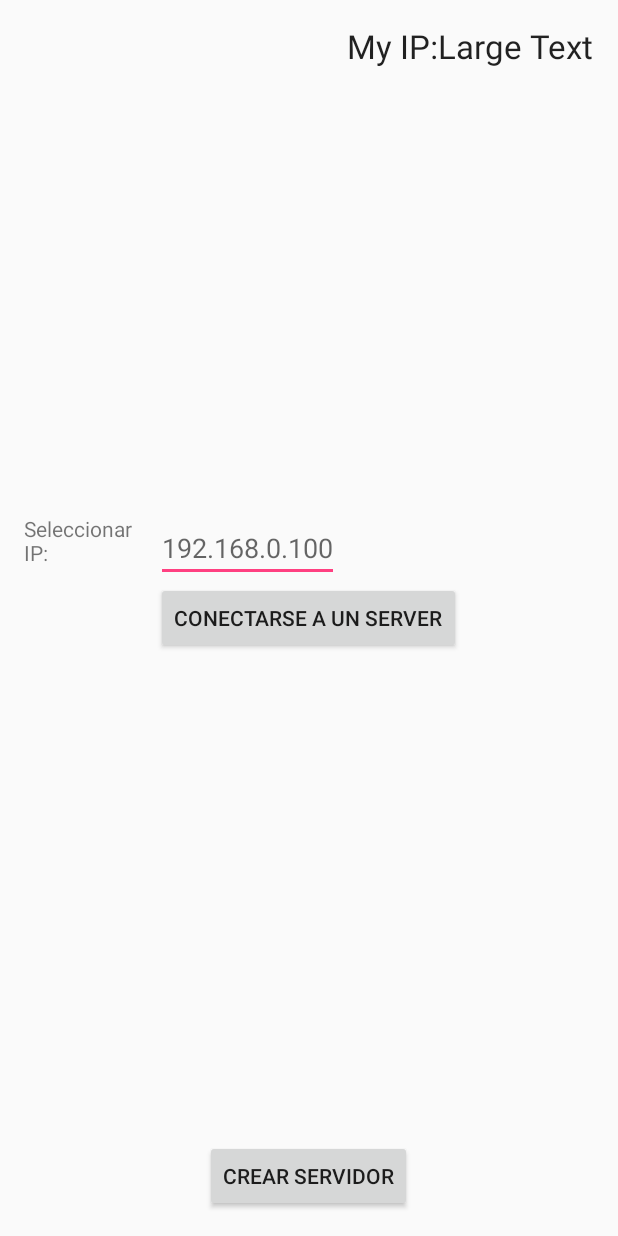
After one commit to vgiodragon/JuegoConcu, an Android app: the layout activity_principal.xml on its own in the app's theme, with its tools: preview values and no code run, on a phone screen of 412 x 824 dp. The commit adds this screen. Run offline under Robolectric (Android 15) with nearby library versions, the phone set to English and light mode, and no system bars.

Commit message:
First Server

```diff
--- a/app/src/main/java/com/example/giovanny/juegoconcu/MyGLRenderer.java
+++ b/app/src/main/java/com/example/giovanny/juegoconcu/Juego/MyGLRenderer.java
@@ -1,4 +1,4 @@
-package com.example.giovanny.juegoconcu;
+package com.example.giovanny.juegoconcu.Juego;
 
 import android.content.Context;
 import android.opengl.GLSurfaceView;
@@ -7,6 +7,7 @@ import android.opengl.GLU;
 import com.example.giovanny.juegoconcu.Elementos.Pantalla;
 import com.example.giovanny.juegoconcu.Figuras.Usuario;
 import com.example.giovanny.juegoconcu.Figuras.Versus;
+import com.example.giovanny.juegoconcu.R;
 
 import javax.microedition.khronos.egl.EGLConfig;
 import javax.microedition.khronos.opengles.GL10;
--- a/app/src/main/java/com/example/giovanny/juegoconcu/MyGLSurfaceView.java
+++ b/app/src/main/java/com/example/giovanny/juegoconcu/Juego/MyGLSurfaceView.java
@@ -1,8 +1,7 @@
-package com.example.giovanny.juegoconcu;
+package com.example.giovanny.juegoconcu.Juego;
 
 import android.content.Context;
 import android.opengl.GLSurfaceView;
-import android.util.Log;
 import android.view.MotionEvent;
 
 /**
--- a/app/src/main/res/layout/activity_main.xml
+++ b/app/src/main/res/layout/activity_juego.xml
@@ -7,7 +7,7 @@
     android:paddingLeft="@dimen/activity_horizontal_margin"
     android:paddingRight="@dimen/activity_horizontal_margin"
     android:paddingTop="@dimen/activity_vertical_margin"
-    tools:context="com.example.giovanny.juegoconcu.MainActivity">
+    tools:context=".Juego.JuegoActividad">
 
     <TextView
         android:layout_width="wrap_content"
--- /dev/null
+++ b/app/src/main/res/layout/activity_principal.xml
@@ -0,0 +1,62 @@
+<?xml version="1.0" encoding="utf-8"?>
+<RelativeLayout xmlns:android="http://schemas.android.com/apk/res/android"
+    xmlns:tools="http://schemas.android.com/tools"
+    android:layout_width="match_parent"
+    android:layout_height="match_parent"
+    android:paddingBottom="@dimen/activity_vertical_margin"
+    android:paddingLeft="@dimen/activity_horizontal_margin"
+    android:paddingRight="@dimen/activity_horizontal_margin"
+    android:paddingTop="@dimen/activity_vertical_margin"
+    tools:context="com.example.giovanny.juegoconcu.Principal">
+
+    <Button
+        android:layout_width="wrap_content"
+        android:layout_height="wrap_content"
+        android:text="Crear Servidor"
+        android:id="@+id/bCreaServi"
+        android:layout_alignParentBottom="true"
+        android:layout_centerHorizontal="true" />
+
+    <Button
+        android:layout_width="wrap_content"
+        android:layout_height="wrap_content"
+        android:text="Conectarse a un Server"
+        android:id="@+id/button"
+        android:layout_centerVertical="true"
+        android:layout_centerHorizontal="true" />
+
+    <TextView
+        android:layout_width="wrap_content"
+        android:layout_height="wrap_content"
+        android:textAppearance="?android:attr/textAppearanceSmall"
+        android:text="Seleccionar IP:"
+        android:id="@+id/tSelectIP"
+        android:layout_alignTop="@+id/editText"
+        android:layout_toStartOf="@+id/editText" />
+
+    <EditText
+        android:layout_width="wrap_content"
+        android:layout_height="wrap_content"
+        android:id="@+id/editText"
+        android:layout_above="@+id/button"
+        android:layout_alignStart="@+id/button"
+        android:hint="192.168.0.100" />
+
+    <TextView
+        android:layout_width="wrap_content"
+        android:layout_height="wrap_content"
+        android:textAppearance="?android:attr/textAppearanceLarge"
+        android:text="Large Text"
+        android:id="@+id/tip1"
+        android:layout_alignParentTop="true"
+        android:layout_alignParentEnd="true" />
+
+    <TextView
+        android:layout_width="wrap_content"
+        android:layout_height="wrap_content"
+        android:textAppearance="?android:attr/textAppearanceLarge"
+        android:text="My IP:"
+        android:id="@+id/tMyIP"
+        android:layout_alignTop="@+id/tip1"
+        android:layout_toStartOf="@+id/tip1" />
+</RelativeLayout>
```
Also changed, not shown: app/src/main/AndroidManifest.xml (+10 -1 lines), app/src/main/java/com/example/giovanny/juegoconcu/Juego/JuegoActividad.java (renamed from app/src/main/java/com/example/giovanny/juegoconcu/MainActivity.java, +5 -3 lines), app/src/main/java/com/example/giovanny/juegoconcu/Principal.java (added, +64 -0 lines), app/src/main/java/com/example/giovanny/juegoconcu/SalaActividad.java (added, +47 -0 lines), app/src/main/java/com/example/giovanny/juegoconcu/Sockets/Server/SocketServerReplyThread.java (added, +61 -0 lines), app/src/main/java/com/example/giovanny/juegoconcu/Sockets/Server/SocketServerThread.java (added, +65 -0 lines), app/src/main/res/layout/activity_sala_actividad.xml (added, +57 -0 lines).
